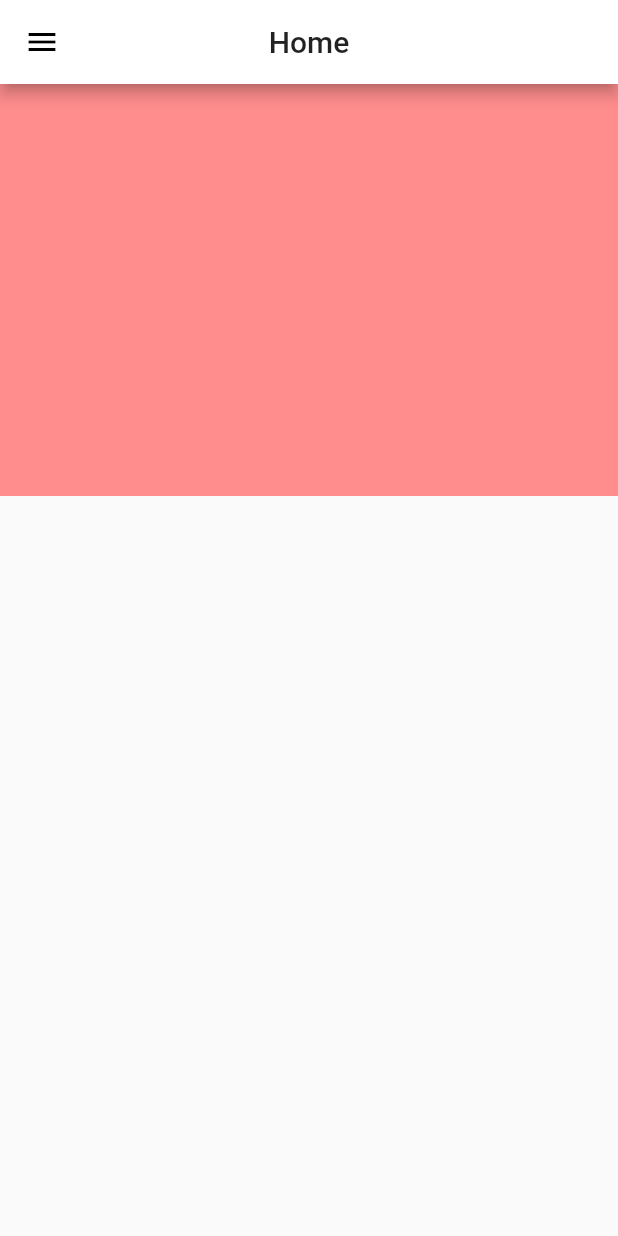
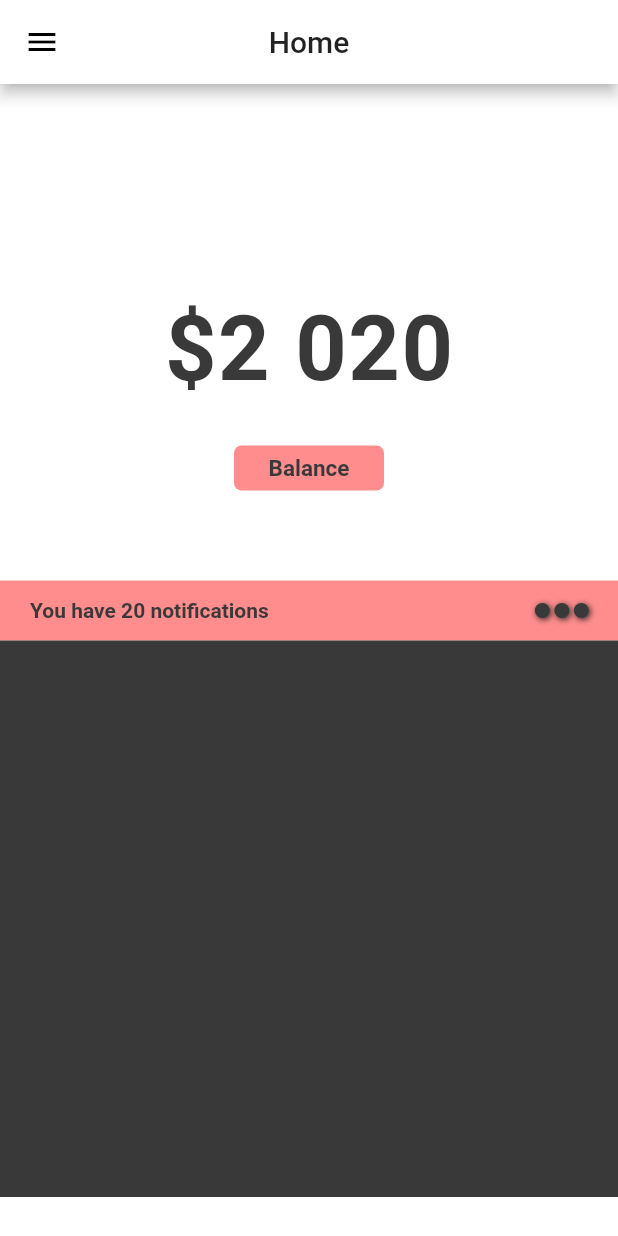
Before and after one commit to Byronwezvo/stitch-wallet, a Flutter app: the HomePage screen opened by its route, on a phone screen of 412 x 824 dp. Run offline on Flutter 3.47's test engine with Material 2 defaults, Android fonts, the phone set to English and light mode, and no system bars.

Commit message:
Created Home Upper Componant

```diff
--- /dev/null
+++ b/lib/componants/home_upper_componant.dart
@@ -0,0 +1,60 @@
+import 'package:flutter/material.dart';
+import 'package:stitchwallert/utils/colors.dart';
+import 'package:stitchwallert/widgets/notifications_bar.dart';
+
+class UpperComponant extends StatelessWidget {
+  const UpperComponant({
+    Key key,
+    @required this.size,
+  }) : super(key: key);
+
+  final Size size;
+
+  @override
+  Widget build(BuildContext context) {
+    return Container(
+      //color: Colors.teal,
+      height: size.height / 2 - 41,
+      width: size.width,
+      child: Column(
+        mainAxisAlignment: MainAxisAlignment.end,
+        children: <Widget>[
+          Text(
+            '\$2 020',
+            style: TextStyle(
+              fontWeight: FontWeight.bold,
+              letterSpacing: 1,
+              color: appBlackColor,
+              fontSize: 60,
+            ),
+          ),
+          SizedBox(
+            height: 30,
+          ),
+          Container(
+            height: 30,
+            width: 100,
+            child: Center(
+              child: Text(
+                'Balance',
+                style: TextStyle(
+                  fontSize: 15,
+                  color: appBlackColor,
+                  fontWeight: FontWeight.bold,
+                ),
+              ),
+            ),
+            decoration: BoxDecoration(
+              color: appRedColor,
+              borderRadius: BorderRadius.circular(5),
+            ),
+          ),
+          SizedBox(
+            height: 60,
+          ),
+          NotificationsBar(size: size)
+        ],
+      ),
+    );
+  }
+}
--- a/lib/main.dart
+++ b/lib/main.dart
@@ -2,6 +2,7 @@ import 'package:flutter/material.dart';
 import 'package:stitchwallert/screens/create_account_screen.dart';
 import 'package:stitchwallert/screens/home_screen.dart';
 import 'package:stitchwallert/screens/log_in_screen.dart';
+import 'package:stitchwallert/screens/notifications_screen.dart';
 import 'package:stitchwallert/utils/colors.dart';
 
 void main() => runApp(MyApp());
@@ -18,6 +19,7 @@ class MyApp extends StatelessWidget {
       home: LogInScreen(),
       routes: {
         'homepage': (BuildContext ctx) => HomePage(),
+        'notifications': (BuildContext ctx) => NotificationsScreen(),
         'createAccount': (BuildContext ctx) => CreateAccount(),
       },
     );
--- a/lib/screens/home_screen.dart
+++ b/lib/screens/home_screen.dart
@@ -1,4 +1,5 @@
 import 'package:flutter/material.dart';
+import 'package:stitchwallert/componants/home_upper_componant.dart';
 import 'package:stitchwallert/utils/colors.dart';
 
 class HomePage extends StatefulWidget {
@@ -11,14 +12,20 @@ class _HomePageState extends State<HomePage> {
   Widget build(BuildContext context) {
     Size size = MediaQuery.of(context).size;
     return Scaffold(
+      backgroundColor: appWhiteColor,
       appBar: AppBar(
         centerTitle: true,
         title: Text('Home'),
       ),
       drawer: Drawer(),
-      body: Container(
-        color: appRedColor,
-        height: size.height / 3,
+      body: Column(
+        children: <Widget>[
+          UpperComponant(size: size),
+          Container(
+            color: appBlackColor,
+            height: size.height / 2 - 41,
+          )
+        ],
       ),
     );
   }
--- /dev/null
+++ b/lib/screens/notifications_screen.dart
@@ -0,0 +1,20 @@
+import 'package:flutter/material.dart';
+import 'package:stitchwallert/utils/colors.dart';
+
+class NotificationsScreen extends StatefulWidget {
+  @override
+  _NotificationsScreenState createState() => _NotificationsScreenState();
+}
+
+class _NotificationsScreenState extends State<NotificationsScreen> {
+  @override
+  Widget build(BuildContext context) {
+    return Scaffold(
+      backgroundColor: appWhiteColor,
+      appBar: AppBar(
+        centerTitle: true,
+        title: Text('Notifications'),
+      ),
+    );
+  }
+}
--- /dev/null
+++ b/lib/widgets/dot.dart
@@ -0,0 +1,29 @@
+import 'package:flutter/material.dart';
+import 'package:stitchwallert/utils/colors.dart';
+
+class Dot extends StatelessWidget {
+  final Color color;
+  const Dot({
+    Key key,
+    this.color,
+  }) : super(key: key);
+
+  @override
+  Widget build(BuildContext context) {
+    return Container(
+      height: 10,
+      width: 10,
+      decoration: BoxDecoration(
+        color: color,
+        shape: BoxShape.circle,
+        boxShadow: [
+          BoxShadow(
+            blurRadius: 3,
+            color: appdarkShadowColor,
+            offset: Offset(1, 1),
+          ),
+        ],
+      ),
+    );
+  }
+}
--- /dev/null
+++ b/lib/widgets/notifications_bar.dart
@@ -0,0 +1,46 @@
+import 'package:flutter/material.dart';
+import 'package:stitchwallert/utils/colors.dart';
+import 'package:stitchwallert/widgets/dot.dart';
+
+class NotificationsBar extends StatelessWidget {
+  const NotificationsBar({
+    Key key,
+    @required this.size,
+  }) : super(key: key);
+
+  final Size size;
+
+  @override
+  Widget build(BuildContext context) {
+    return GestureDetector(
+      onTap: () => Navigator.pushNamed(context, 'notifications'),
+      child: Container(
+        color: appRedColor,
+        height: 40,
+        child: Row(
+          children: <Widget>[
+            Padding(
+              padding: const EdgeInsets.only(left: 20.0),
+              child: Text(
+                'You have 20 notifications',
+                style: TextStyle(
+                  color: appBlackColor,
+                  fontWeight: FontWeight.bold,
+                ),
+              ),
+            ),
+            SizedBox(
+              width: size.width / 3 + 40,
+            ),
+            Dot(color: appBlackColor),
+            SizedBox(width: 3),
+            Dot(color: appBlackColor),
+            SizedBox(width: 3),
+            Dot(color: appBlackColor),
+            SizedBox(width: 3),
+          ],
+        ),
+      ),
+    );
+  }
+}
--- a/lib/widgets/pill_button.dart
+++ b/lib/widgets/pill_button.dart
@@ -32,7 +32,7 @@ class PillButton extends StatelessWidget {
                     BoxShadow(
                       color: appdarkShadowColor,
                       blurRadius: 3,
-                      offset: Offset(1, 2),
+                      offset: Offset(1, 1),
                     ),
                   ],
                 ),
```
